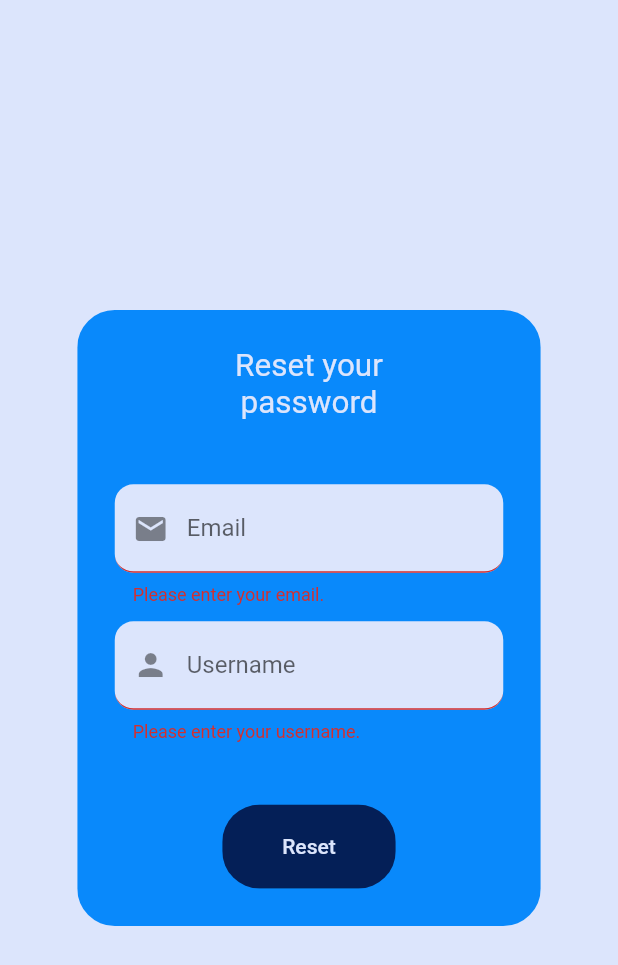
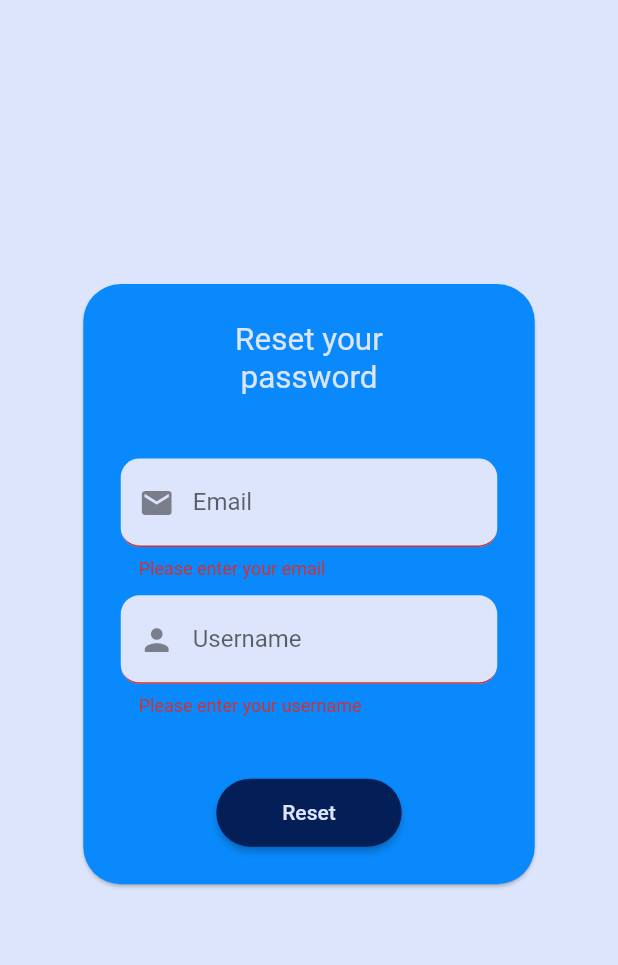
Before and after one commit to bunkieproject/bunkie_fe, a Flutter app: the ForgottenPasswordPage screen opened directly, after a tap on "Reset", on a phone screen of 412 x 824 dp. Shown: the top 965 px of the screen. Run offline on Flutter 3.47's test engine with Material 2 defaults, Android fonts, the phone set to English and light mode, and no system bars.

Commit message:
BUN-68 : modularity studies

```diff
--- a/lib/page/forgotten_password.dart
+++ b/lib/page/forgotten_password.dart
@@ -1,4 +1,5 @@
 import 'package:app/constants.dart';
+import 'package:app/widget/form.dart';
 import 'package:flutter/material.dart';
 
 class ForgottenPasswordPage extends StatefulWidget {
@@ -9,7 +10,7 @@ class ForgottenPasswordPage extends StatefulWidget {
 }
 
 class _ForgottenPasswordPageState extends State<ForgottenPasswordPage> {
-  final __forgottenPasswordFormKey = GlobalKey<FormState>();
+  final _loginFormKey = GlobalKey<FormState>();
 
   @override
   Widget build(BuildContext context) {
@@ -18,95 +19,87 @@ class _ForgottenPasswordPageState extends State<ForgottenPasswordPage> {
     return Scaffold(
         backgroundColor: BunkieColors.light,
         body: Center(
+            child: Wrap(
+          alignment: WrapAlignment.center,
+          // Forgotten Password Page : Forgotten Password Form
+          children: [
+            SizedBox(
+                width: screenWidth * 0.75,
+                height: screenHeight * 0.55,
+                child: SingleChildScrollView(
+                  child: Card(
+                      color: BunkieColors.bright,
+                      shape: RoundedRectangleBorder(
+                          borderRadius: BorderRadius.circular(25.0)),
+                      child: Container(
+                        padding: const EdgeInsets.all(25.0),
+                        child:
+                            Column(mainAxisAlignment: MainAxisAlignment.center,
+                                // Login Form: Message | Form | Button
+                                children: [
+                              // Message
+                              BunkieFormWidgets.getFormMessage(
+                                  "Reset your\npassword", BunkieColors.light),
+                              SizedBox(height: screenHeight * 0.05),
+                              Form(
+                                  key: _loginFormKey,
                                   child: Column(
-        mainAxisAlignment: MainAxisAlignment.center,
+                                    // Form : Email | Username
                                     children: [
-          ClipRRect(
-            borderRadius: BorderRadius.circular(25.0),
-            child: Container(
-                width: screenWidth * 0.75,
-                color: BunkieColors.bright,
-                padding: const EdgeInsets.all(25),
-                child: Form(
-                    key: __forgottenPasswordFormKey,
-                    child: Column(
-                      mainAxisAlignment: MainAxisAlignment.center,
-                      children: [
-                        const Text("Reset your\npassword",
-                            textAlign: TextAlign.center,
-                            style: TextStyle(color: BunkieColors.light),
-                            textScaleFactor: BunkieText.large),
-                        SizedBox(
-                          height: screenHeight * 0.05,
-                        ),
-                        TextFormField(
-                            validator: (value) {
+                                      // Username
+                                      BunkieFormWidgets.getTextFormField(
+                                          false,
+                                          "Email",
+                                          Icons.email,
+                                          _emailFormValidator),
+                                      SizedBox(height: screenHeight * 0.0125),
+                                      // Password
+                                      BunkieFormWidgets.getTextFormField(
+                                          false,
+                                          "Username",
+                                          Icons.person,
+                                          _usernameFormValidator),
+                                    ],
+                                  )),
+                              SizedBox(height: screenHeight * 0.05),
+                              // Button
+                              BunkieFormWidgets.getSubmitButton(
+                                _forgottenPasswordAction,
+                                screenWidth * 0.3,
+                                screenHeight * 0.055,
+                                BunkieColors.dark,
+                                "Reset",
+                                BunkieColors.light,
+                              )
+                            ]),
+                      )),
+                )),
+          ],
+        )));
+  }
+
+  String? _emailFormValidator(String? value) {
     if (value!.isEmpty) {
-                                return "Please enter your email.";
+      return "Please enter your email";
+    } else if (!value.contains("@")) {
+      return "Please enter a valid email";
     } else {
       return null;
     }
-                            },
-                            decoration: const InputDecoration(
-                                filled: true,
-                                fillColor: BunkieColors.light,
-                                prefixIcon: Icon(Icons.email),
-                                labelText: "Email",
-                                border: UnderlineInputBorder(
-                                    borderRadius: BorderRadius.all(
-                                        Radius.circular(12.5))))),
-                        SizedBox(
-                          height: screenHeight * 0.0125,
-                        ),
-                        TextFormField(
-                            validator: (value) {
+  }
+
+  String? _usernameFormValidator(String? value) {
     if (value!.isEmpty) {
-                                return "Please enter your username.";
+      return "Please enter your username";
     } else {
       return null;
     }
-                            },
-                            decoration: const InputDecoration(
-                                filled: true,
-                                fillColor: BunkieColors.light,
-                                prefixIcon: Icon(Icons.person),
-                                labelText: "Username",
-                                border: UnderlineInputBorder(
-                                    borderRadius: BorderRadius.all(
-                                        Radius.circular(12.5))))),
-                        SizedBox(
-                          height: screenHeight * 0.05,
-                        ),
-                        ClipRRect(
-                          borderRadius: BorderRadius.circular(25.0),
-                          child: ElevatedButton(
-                              onPressed: () {
-                                if (__forgottenPasswordFormKey.currentState!
-                                    .validate()) {
+  }
+
+  void _forgottenPasswordAction() {
+    if (_loginFormKey.currentState!.validate()) {
       // TO DO : if form is valid, talk to backend
-                                  print(
-                                      "Talking to backend about Forgotten Password");
-                                }
-                              },
-                              style: ButtonStyle(
-                                  padding: MaterialStateProperty.all(
-                                      const EdgeInsets.only(
-                                          top: 20,
-                                          right: 40,
-                                          bottom: 20,
-                                          left: 40)),
-                                  backgroundColor: MaterialStateProperty.all(
-                                      BunkieColors.dark)),
-                              child: const Text("Reset",
-                                  textAlign: TextAlign.center,
-                                  style: TextStyle(color: BunkieColors.light),
-                                  textScaleFactor: BunkieText.medium)),
-                        )
-                      ],
-                    ))),
-          ),
-        ],
-      )),
-    );
+      print("Talking to backend about Register");
     }
   }
+}
```
Lines whose indentation alone changed are shown as unchanged.
